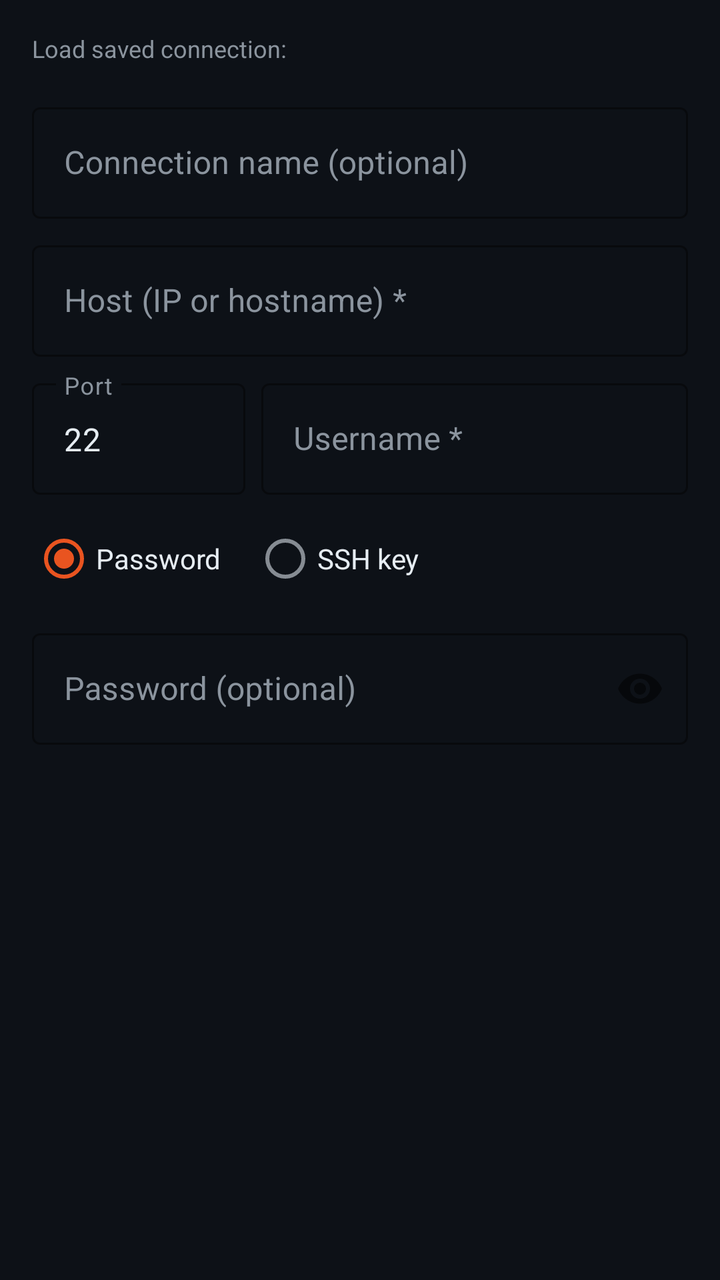
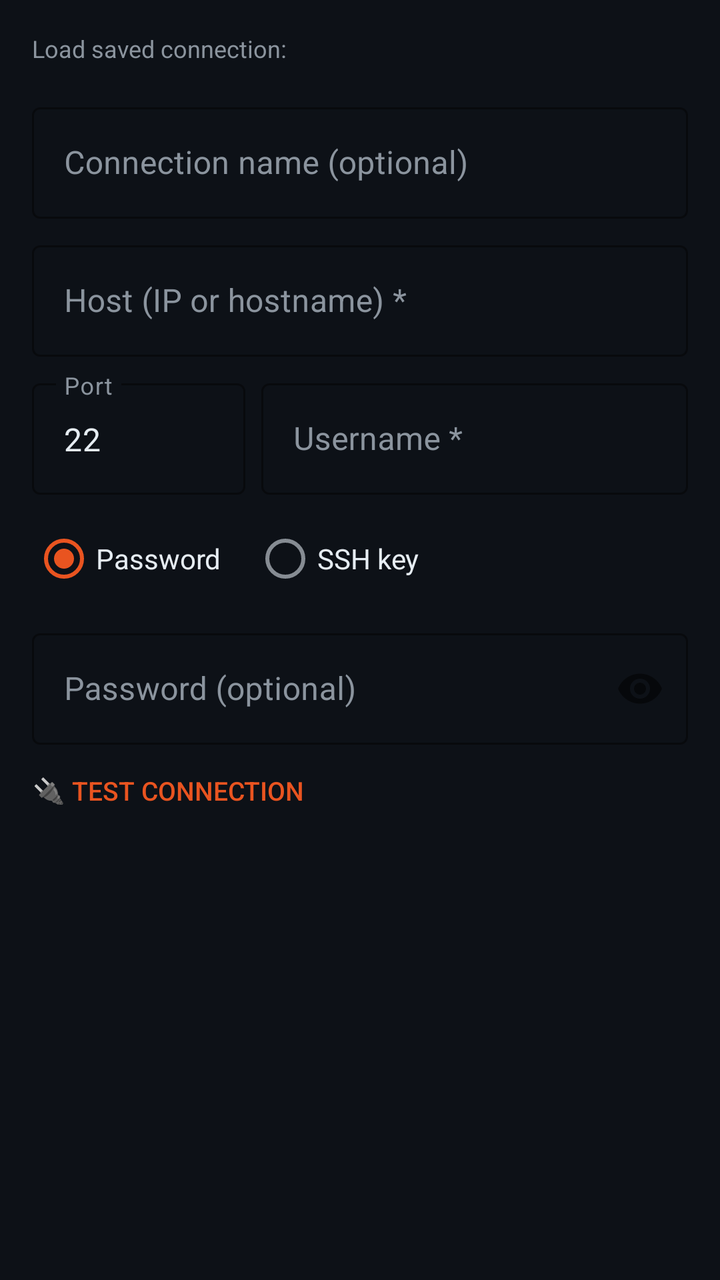

An Android layout rendered at two revisions. The XML below is the earlier revision; the diff shows what the commit changed to produce the second picture.
<!-- AndroidManifest.xml: application theme Theme.KonsoleSSH -->
<!-- res/layout/dialog_new_connection.xml -->
<?xml version="1.0" encoding="utf-8"?>
<ScrollView
    xmlns:android="http://schemas.android.com/apk/res/android"
    android:layout_width="match_parent"
    android:layout_height="wrap_content">

    <LinearLayout
        android:layout_width="match_parent"
        android:layout_height="wrap_content"
        android:orientation="vertical"
        android:padding="16dp">

        
        <LinearLayout
            android:id="@+id/savedConnectionsSection"
            android:layout_width="match_parent"
            android:layout_height="wrap_content"
            android:orientation="vertical"
            android:layout_marginBottom="12dp">

            <TextView
                android:layout_width="match_parent"
                android:layout_height="wrap_content"
                android:text="@string/load_saved_connection"
                android:textColor="@color/text_secondary"
                android:textSize="12sp"
                android:layout_marginBottom="4dp" />

            <Spinner
                android:id="@+id/spinnerSaved"
                android:layout_width="match_parent"
                android:layout_height="wrap_content"
                android:background="@color/input_bg" />

        </LinearLayout>

        
        <com.google.android.material.textfield.TextInputLayout
            android:layout_width="match_parent"
            android:layout_height="wrap_content"
            android:hint="@string/connection_name_hint"
            style="@style/KonsoleInputLayout"
            android:layout_marginBottom="8dp">
            <com.google.android.material.textfield.TextInputEditText
                android:id="@+id/editName"
                style="@style/KonsoleInputEditText"
                android:layout_width="match_parent"
                android:layout_height="wrap_content"
                android:inputType="text"
                android:imeOptions="actionNext" />
        </com.google.android.material.textfield.TextInputLayout>

        
        <com.google.android.material.textfield.TextInputLayout
            android:id="@+id/layoutHost"
            android:layout_width="match_parent"
            android:layout_height="wrap_content"
            android:hint="@string/host_hint"
            style="@style/KonsoleInputLayout"
            android:layout_marginBottom="8dp">
            <com.google.android.material.textfield.TextInputEditText
                android:id="@+id/editHost"
                style="@style/KonsoleInputEditText"
                android:layout_width="match_parent"
                android:layout_height="wrap_content"
                android:inputType="textUri"
                android:imeOptions="actionNext" />
        </com.google.android.material.textfield.TextInputLayout>

        
        <LinearLayout
            android:layout_width="match_parent"
            android:layout_height="wrap_content"
            android:orientation="horizontal"
            android:layout_marginBottom="8dp">

            <com.google.android.material.textfield.TextInputLayout
                android:id="@+id/layoutPort"
                android:layout_width="0dp"
                android:layout_height="wrap_content"
                android:layout_weight="1"
                android:hint="@string/port_hint"
                style="@style/KonsoleInputLayout"
                android:layout_marginEnd="8dp">
                <com.google.android.material.textfield.TextInputEditText
                    android:id="@+id/editPort"
                    style="@style/KonsoleInputEditText"
                    android:layout_width="match_parent"
                    android:layout_height="wrap_content"
                    android:inputType="number"
                    android:text="22"
                    android:imeOptions="actionNext" />
            </com.google.android.material.textfield.TextInputLayout>

            <com.google.android.material.textfield.TextInputLayout
                android:layout_width="0dp"
                android:layout_height="wrap_content"
                android:layout_weight="2"
                android:hint="@string/username_hint"
                style="@style/KonsoleInputLayout">
                <com.google.android.material.textfield.TextInputEditText
                    android:id="@+id/editUsername"
                    style="@style/KonsoleInputEditText"
                    android:layout_width="match_parent"
                    android:layout_height="wrap_content"
                    android:inputType="text"
                    android:imeOptions="actionNext" />
            </com.google.android.material.textfield.TextInputLayout>

        </LinearLayout>

        
        <RadioGroup
            android:id="@+id/radioGroupAuth"
            android:layout_width="match_parent"
            android:layout_height="wrap_content"
            android:orientation="horizontal"
            android:layout_marginBottom="8dp">

            <RadioButton
                android:id="@+id/radioPassword"
                android:layout_width="wrap_content"
                android:layout_height="wrap_content"
                android:text="@string/password"
                android:checked="true"
                android:textColor="@color/text_primary"
                android:layout_marginEnd="16dp" />

            <RadioButton
                android:id="@+id/radioPrivateKey"
                android:layout_width="wrap_content"
                android:layout_height="wrap_content"
                android:text="@string/private_key"
                android:textColor="@color/text_primary" />

        </RadioGroup>

        
        <com.google.android.material.textfield.TextInputLayout
            android:id="@+id/layoutPassword"
            android:layout_width="match_parent"
            android:layout_height="wrap_content"
            android:hint="@string/password_hint_optional"
            style="@style/KonsoleInputLayout"
            app:passwordToggleEnabled="true"
            android:layout_marginBottom="8dp"
            xmlns:app="http://schemas.android.com/apk/res-auto">
            <com.google.android.material.textfield.TextInputEditText
                android:id="@+id/editPassword"
                style="@style/KonsoleInputEditText"
                android:layout_width="match_parent"
                android:layout_height="wrap_content"
                android:inputType="textPassword"
                android:imeOptions="actionDone" />
        </com.google.android.material.textfield.TextInputLayout>

        
        <LinearLayout
            android:id="@+id/layoutPrivateKey"
            android:layout_width="match_parent"
            android:layout_height="wrap_content"
            android:orientation="vertical"
            android:visibility="gone"
            android:layout_marginBottom="8dp">

            <LinearLayout
                android:layout_width="match_parent"
                android:layout_height="wrap_content"
                android:orientation="horizontal"
                android:gravity="center_vertical">

                
                <Button
                    android:id="@+id/btnPickKeyFile"
                    android:layout_width="wrap_content"
                    android:layout_height="36dp"
                    android:text="@string/pick_key_file"
                    android:textSize="13sp"
                    style="@style/Widget.AppCompat.Button.Borderless"
                    android:textColor="@color/accent"
                    android:paddingStart="0dp" />

                
                <Button
                    android:id="@+id/btnGenerateKey"
                    android:layout_width="wrap_content"
                    android:layout_height="36dp"
                    android:text="@string/generate_new_key"
                    android:textSize="13sp"
                    style="@style/Widget.AppCompat.Button.Borderless"
                    android:textColor="@color/accent"
                    android:layout_marginStart="4dp" />

                <TextView
                    android:id="@+id/textKeyStatus"
                    android:layout_width="wrap_content"
                    android:layout_height="wrap_content"
                    android:text="✓"
                    android:textColor="@color/success_color"
                    android:textStyle="bold"
                    android:textSize="18sp"
                    android:visibility="gone"
                    android:layout_marginStart="8dp" />

            </LinearLayout>

            
            <EditText
                android:id="@+id/editPrivateKey"
                android:layout_width="0dp"
                android:layout_height="0dp"
                android:visibility="gone" />

        </LinearLayout>

        
        <Button
            android:id="@+id/btnToggleJump"
            android:layout_width="wrap_content"
            android:layout_height="36dp"
            android:text="@string/configure_jump_host"
            android:textSize="13sp"
            android:layout_marginBottom="6dp"
            style="@style/Widget.AppCompat.Button.Borderless"
            android:textColor="@color/accent"
            android:paddingStart="0dp"
            android:visibility="gone" />

        
        <LinearLayout
            android:id="@+id/jumpSection"
            android:layout_width="match_parent"
            android:layout_height="wrap_content"
            android:orientation="vertical"
            android:visibility="gone"
            android:layout_marginTop="8dp">

            <View
                android:layout_width="match_parent"
                android:layout_height="1dp"
                android:background="@color/tab_unselected_text"
                android:layout_marginBottom="10dp" />

            <TextView
                android:layout_width="match_parent"
                android:layout_height="wrap_content"
                android:text="@string/jump_host_section_title"
                android:textColor="@color/accent"
                android:textSize="12sp"
                android:textStyle="bold"
                android:layout_marginBottom="8dp" />

            <TextView
                android:layout_width="match_parent"
                android:layout_height="wrap_content"
                android:text="@string/jump_host_pick_hint"
                android:textColor="@color/text_secondary"
                android:textSize="12sp"
                android:layout_marginBottom="4dp" />

            <Spinner
                android:id="@+id/spinnerJumpConnection"
                android:layout_width="match_parent"
                android:layout_height="wrap_content"
                android:background="@color/input_bg"
                android:layout_marginBottom="8dp" />

            <View
                android:layout_width="match_parent"
                android:layout_height="1dp"
                android:background="@color/tab_unselected_text"
                android:layout_marginBottom="10dp" />

        </LinearLayout>

    </LinearLayout>
</ScrollView>
<!-- resources referenced by this layout -->
<resources>
  <color name="accent">#E95420</color>
  <color name="input_bg">#21262D</color>
  <color name="success_color">#3FB950</color>
  <color name="tab_unselected_text">#8B949E</color>
  <color name="text_primary">#E6EDF3</color>
  <color name="text_secondary">#8B949E</color>
  <string name="configure_jump_host">🌐 Configure jump host…</string>
  <string name="connection_name_hint">Connection name (optional)</string>
  <string name="generate_new_key">🔑 Generate new key</string>
  <string name="host_hint">Host (IP or hostname) *</string>
  <string name="jump_host_pick_hint">Pick a saved external connection to connect through:</string>
  <string name="jump_host_section_title">Jump host (external network)</string>
  <string name="load_saved_connection">Load saved connection:</string>
  <string name="password">Password</string>
  <string name="password_hint_optional">Password (optional)</string>
  <string name="pick_key_file">📂 Pick key file…</string>
  <string name="port_hint">Port</string>
  <string name="private_key">SSH key</string>
  <string name="username_hint">Username *</string>
  <style name="KonsoleInputEditText" parent="Widget.MaterialComponents.TextInputEditText.OutlinedBox">
          <item name="android:textColor">@color/text_primary</item>
      </style>
  <style name="KonsoleInputLayout" parent="Widget.MaterialComponents.TextInputLayout.OutlinedBox">
          <item name="boxStrokeColor">@color/accent</item>
          <item name="hintTextColor">@color/text_secondary</item>
          <item name="android:textColorHint">@color/text_secondary</item>
          <item name="android:editTextColor">@color/text_primary</item>
      </style>
  <style name="Theme.KonsoleSSH" parent="Theme.MaterialComponents.DayNight.NoActionBar">
          <item name="colorPrimary">@color/accent</item>
          <item name="colorPrimaryVariant">@color/toolbar_bg</item>
          <item name="colorOnPrimary">@color/white</item>
          <item name="colorSecondary">@color/accent</item>
          <item name="colorOnSecondary">@color/white</item>
          <item name="colorSurface">@color/card_bg</item>
          <item name="colorOnSurface">@color/text_primary</item>
          <item name="android:colorBackground">@color/terminal_bg</item>
          <item name="android:windowBackground">@color/terminal_bg</item>
          <item name="colorOnBackground">@color/text_primary</item>
          <item name="android:statusBarColor">@color/toolbar_bg</item>
          <item name="android:navigationBarColor">@color/terminal_bg</item>
          <item name="android:textColor">@color/text_primary</item>
      </style>
  <color name="toolbar_bg">#161B22</color>
  <color name="white">#FFFFFF</color>
  <color name="card_bg">#161B22</color>
  <color name="terminal_bg">#0D1117</color>
</resources>

<!-- the commit's change to res/layout/dialog_new_connection.xml (unified diff, before → after) -->
@@ -143,7 +143,7 @@
             android:hint="@string/password_hint_optional"
             style="@style/KonsoleInputLayout"
             app:passwordToggleEnabled="true"
-            android:layout_marginBottom="8dp"
+            android:layout_marginBottom="4dp"
             xmlns:app="http://schemas.android.com/apk/res-auto">
             <com.google.android.material.textfield.TextInputEditText
                 android:id="@+id/editPassword"
@@ -153,6 +153,38 @@
                 android:inputType="textPassword"
                 android:imeOptions="actionDone" />
         </com.google.android.material.textfield.TextInputLayout>
+
+        
+        <LinearLayout
+            android:id="@+id/layoutTestRow"
+            android:layout_width="match_parent"
+            android:layout_height="wrap_content"
+            android:orientation="horizontal"
+            android:gravity="center_vertical"
+            android:layout_marginBottom="8dp">
+
+            <Button
+                android:id="@+id/btnTestConnection"
+                android:layout_width="wrap_content"
+                android:layout_height="36dp"
+                android:text="@string/action_test_connection"
+                android:textSize="13sp"
+                style="@style/Widget.AppCompat.Button.Borderless"
+                android:textColor="@color/accent"
+                android:paddingStart="0dp" />
+
+            <TextView
+                android:id="@+id/textTestStatus"
+                android:layout_width="0dp"
+                android:layout_weight="1"
+                android:layout_height="wrap_content"
+                android:textSize="12sp"
+                android:textColor="@color/text_secondary"
+                android:layout_marginStart="8dp"
+                android:ellipsize="end"
+                android:maxLines="2" />
+
+        </LinearLayout>
 
         
         <LinearLayout
@@ -185,10 +217,11 @@
                     android:id="@+id/btnGenerateKey"
                     android:layout_width="wrap_content"
                     android:layout_height="36dp"
-                    android:text="@string/generate_new_key"
+                    android:text="@string/generate_and_upload_key"
                     android:textSize="13sp"
                     style="@style/Widget.AppCompat.Button.Borderless"
                     android:textColor="@color/accent"
+                    android:enabled="false"
                     android:layout_marginStart="4dp" />
 
                 <TextView
<!-- resource entries referenced after the edit -->
@@ -6,9 +6,10 @@
   <color name="tab_unselected_text">#8B949E</color>
   <color name="text_primary">#E6EDF3</color>
   <color name="text_secondary">#8B949E</color>
+  <string name="action_test_connection">🔌 Test connection</string>
   <string name="configure_jump_host">🌐 Configure jump host…</string>
   <string name="connection_name_hint">Connection name (optional)</string>
-  <string name="generate_new_key">🔑 Generate new key</string>
+  <string name="generate_and_upload_key">🔑 Generate key + upload</string>
   <string name="host_hint">Host (IP or hostname) *</string>
   <string name="jump_host_pick_hint">Pick a saved external connection to connect through:</string>
   <string name="jump_host_section_title">Jump host (external network)</string>
